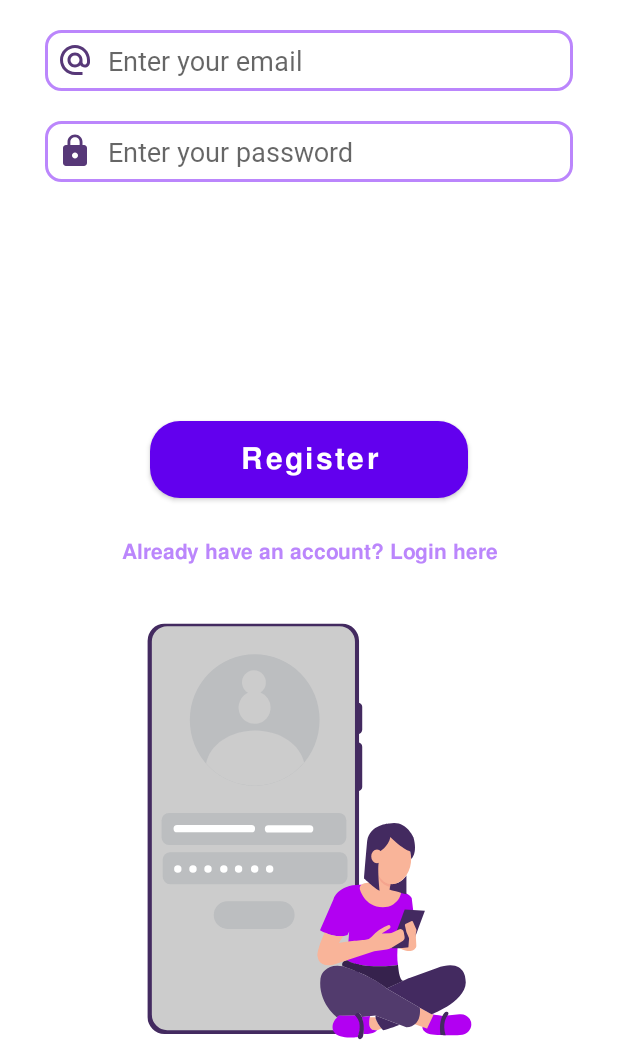
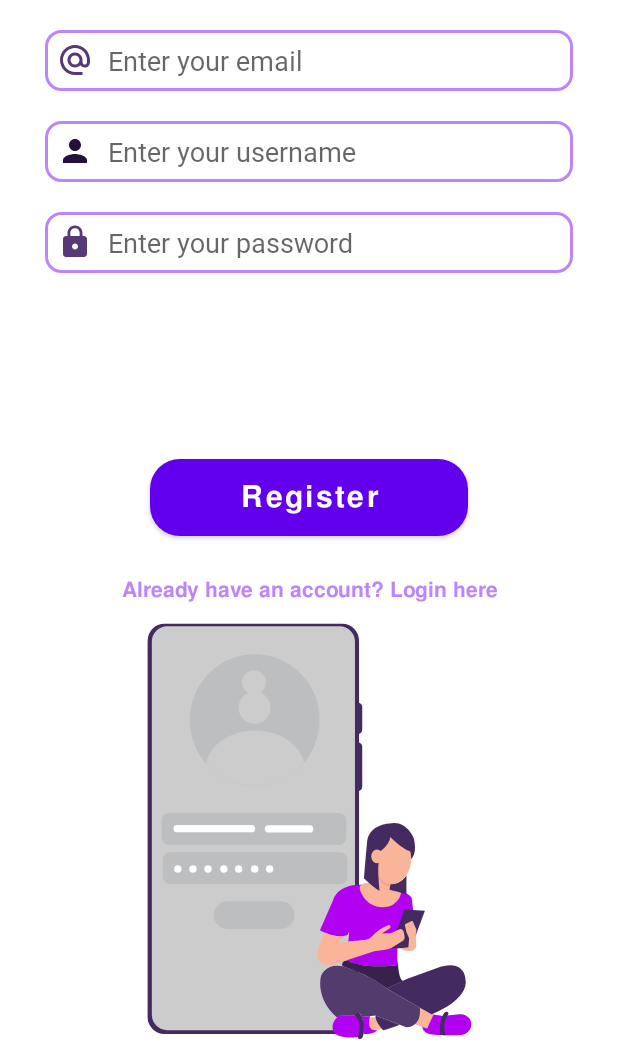
Before and after one commit to gamalielara/note-app, an Android app: the RegisterFragment screen opened through its navigation route, on a phone screen of 412 x 824 dp, the part 179-1236 px from its top. Run offline under Robolectric (Android 15) with nearby library versions, the phone set to English and light mode, and no system bars.

Commit message:
add functionality login in RegisterFragment

```diff
--- a/app/src/main/java/com/example/noteapplication/LoginFragment.kt
+++ b/app/src/main/java/com/example/noteapplication/LoginFragment.kt
@@ -25,7 +25,7 @@ class LoginFragment : Fragment() {
         inflater: LayoutInflater, container: ViewGroup?,
         savedInstanceState: Bundle?
     ): View? {
-        if (userModel.getUsername() != null) {
+        if (userModel.isLogedIn()) {
             findNavController().navigate(R.id.action_loginFragment_to_homeFragment)
         }
         return inflater.inflate(R.layout.fragment_login, container, false)
@@ -56,6 +56,5 @@ class LoginFragment : Fragment() {
         enterPassword.doOnTextChanged { text, _, _, _ ->
             PASSWORD = text.toString()
         }
-
     }
 }
--- a/app/src/main/java/com/example/noteapplication/RegisterFragment.kt
+++ b/app/src/main/java/com/example/noteapplication/RegisterFragment.kt
@@ -1,40 +1,29 @@
 package com.example.noteapplication
 
 import android.os.Bundle
-import androidx.fragment.app.Fragment
 import android.view.LayoutInflater
 import android.view.View
 import android.view.ViewGroup
+import android.widget.Toast
+import androidx.core.widget.doOnTextChanged
+import androidx.fragment.app.Fragment
+import androidx.fragment.app.activityViewModels
 import androidx.navigation.fragment.findNavController
 import kotlinx.android.synthetic.main.fragment_register.*
 
-// TODO: Rename parameter arguments, choose names that match
-// the fragment initialization parameters, e.g. ARG_ITEM_NUMBER
-private const val ARG_PARAM1 = "param1"
-private const val ARG_PARAM2 = "param2"
+class RegisterFragment : Fragment() {
+    private var USERNAME = ""
+    private var EMAIL = ""
+    private var PASSWORD = ""
 
-/**
- * A simple [Fragment] subclass.
- * Use the [RegisterFragment.newInstance] factory method to
- * create an instance of this fragment.
- */
-class RegisterFragment : Fragment() {
-    // TODO: Rename and change types of parameters
-    private var param1: String? = null
-    private var param2: String? = null
-
-    override fun onCreate(savedInstanceState: Bundle?) {
-        super.onCreate(savedInstanceState)
-        arguments?.let {
-            param1 = it.getString(ARG_PARAM1)
-            param2 = it.getString(ARG_PARAM2)
-        }
-    }
+    private val userModel: LoginViewModel by activityViewModels()
 
     override fun onCreateView(
-        inflater: LayoutInflater, container: ViewGroup?,
-        savedInstanceState: Bundle?
+        inflater: LayoutInflater, container: ViewGroup?, savedInstanceState: Bundle?
     ): View? {
+        if (userModel.isLogedIn()) {
+            findNavController().navigate(R.id.action_registerFragment_to_homeFragment)
+        }
         // Inflate the layout for this fragment
         return inflater.inflate(R.layout.fragment_register, container, false)
     }
@@ -42,32 +31,31 @@ class RegisterFragment : Fragment() {
     override fun onViewCreated(view: View, savedInstanceState: Bundle?) {
         super.onViewCreated(view, savedInstanceState)
 
-        registerButton.setOnClickListener{
-            findNavController().navigate(R.id.action_registerFragment_to_homeFragment)
+        registerButton.setOnClickListener {
+            if (USERNAME != "" && EMAIL != "" && PASSWORD != "") {
+                userModel.setUsername(USERNAME)
+                userModel.setPassword(PASSWORD)
+                findNavController().navigate(R.id.action_registerFragment_to_homeFragment)
+            } else {
+                Toast.makeText(activity, "Fill the username and password first!", Toast.LENGTH_LONG)
+                    .show()
+            }
         }
 
         redirectLoginButton.setOnClickListener {
             findNavController().navigate(R.id.action_registerFragment_to_loginFragment)
         }
-    }
 
-    companion object {
-        /**
-         * Use this factory method to create a new instance of
-         * this fragment using the provided parameters.
-         *
-         * @param param1 Parameter 1.
-         * @param param2 Parameter 2.
-         * @return A new instance of fragment RegisterFragment.
-         */
-        // TODO: Rename and change types and number of parameters
-        @JvmStatic
-        fun newInstance(param1: String, param2: String) =
-            RegisterFragment().apply {
-                arguments = Bundle().apply {
-                    putString(ARG_PARAM1, param1)
-                    putString(ARG_PARAM2, param2)
-                }
-            }
+        enterEmailRegister.doOnTextChanged { text, _, _, _ ->
+            EMAIL = text.toString()
+        }
+
+        enterPasswordRegister.doOnTextChanged { text, _, _, _ ->
+            PASSWORD = text.toString()
+        }
+
+        enterUsernameRegister.doOnTextChanged { text, _, _, _ ->
+            USERNAME = text.toString()
+        }
     }
 }
--- /dev/null
+++ b/app/src/main/res/drawable/ic_person.xml
@@ -0,0 +1,5 @@
+<vector android:height="24dp" android:tint="#24113B"
+    android:viewportHeight="24" android:viewportWidth="24"
+    android:width="24dp" xmlns:android="http://schemas.android.com/apk/res/android">
+    <path android:fillColor="@android:color/white" android:pathData="M12,12c2.21,0 4,-1.79 4,-4s-1.79,-4 -4,-4 -4,1.79 -4,4 1.79,4 4,4zM12,14c-2.67,0 -8,1.34 -8,4v2h16v-2c0,-2.66 -5.33,-4 -8,-4z"/>
+</vector>
--- a/app/src/main/res/layout/fragment_register.xml
+++ b/app/src/main/res/layout/fragment_register.xml
@@ -19,7 +19,7 @@
         app:layout_constraintTop_toTopOf="parent" />
 
     <EditText
-        android:id="@+id/enterEmail"
+        android:id="@+id/enterEmailRegister"
         android:layout_width="match_parent"
         android:layout_height="wrap_content"
         android:layout_marginHorizontal="30dp"
@@ -34,7 +34,22 @@
         app:layout_constraintTop_toBottomOf="@+id/loginText" />
 
     <EditText
-        android:id="@+id/editText"
+        android:id="@+id/enterUsernameRegister"
+        android:layout_width="match_parent"
+        android:layout_height="wrap_content"
+        android:layout_marginHorizontal="30dp"
+        android:layout_marginVertical="20dp"
+        android:fontFamily="@font/freesans"
+        android:hint="@string/enter_your_username"
+        android:background="@drawable/edittext"
+        android:drawableStart="@drawable/ic_person"
+        android:drawablePadding="10dp"
+        android:inputType="textEmailAddress"
+        android:padding="8dp"
+        app:layout_constraintTop_toBottomOf="@+id/enterEmailRegister" />
+
+    <EditText
+        android:id="@+id/enterPasswordRegister"
         android:layout_width="match_parent"
         android:layout_height="wrap_content"
         android:layout_marginHorizontal="30dp"
@@ -46,7 +61,7 @@
         android:hint="@string/enter_your_password_text"
         android:inputType="textPassword"
         android:padding="8dp"
-        app:layout_constraintTop_toBottomOf="@+id/enterEmail"
+        app:layout_constraintTop_toBottomOf="@+id/enterUsernameRegister"
         tools:layout_editor_absoluteX="30dp" />
 
     <Button
@@ -66,7 +81,7 @@
         android:id="@+id/redirectLoginButton"
         android:layout_width="match_parent"
         android:layout_height="wrap_content"
-        android:layout_marginVertical="25dp"
+        android:layout_marginTop="20dp"
         android:fontFamily="@font/freesansbold"
         android:text="@string/already_have_an_account_login_here"
         android:textAlignment="center"
--- a/app/src/main/res/values/strings.xml
+++ b/app/src/main/res/values/strings.xml
@@ -13,4 +13,5 @@
     <string name="logout_text">Logout</string>
     <string name="register">Register</string>
     <string name="already_have_an_account_login_here">Already have an account? Login here</string>
+    <string name="enter_your_username">Enter your username</string>
 </resources>
```
